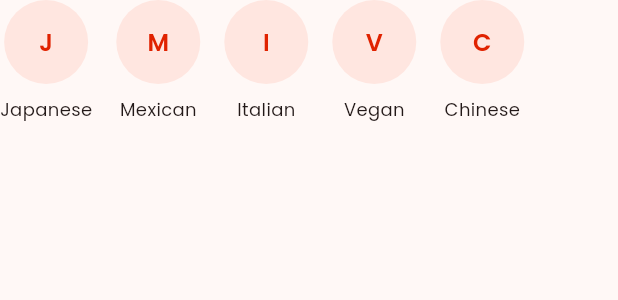
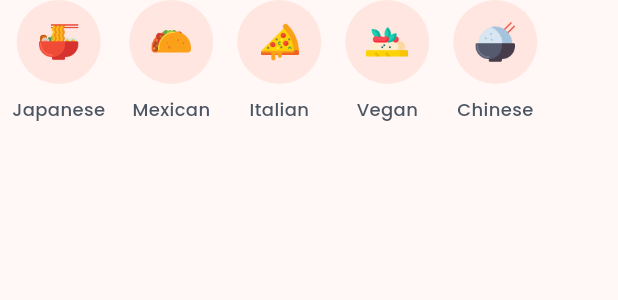
Before and after one commit to ChristinaTUNA/Final_Year_Project, a Flutter app: the HomeCategoryChips widget shown alone on an empty page, opened directly, on a phone screen of 412 x 824 dp. Shown: the top 300 px of the screen. Run offline on Flutter 3.47's test engine with Material 3 defaults, Android fonts, the phone set to English and light mode, and no system bars; our stand-ins replace flutter_riverpod, google_fonts.

Commit message:
Modified home recipe card & category icons

```diff
--- a/CP/lib/views/home/widgets/home_categorychips.dart
+++ b/CP/lib/views/home/widgets/home_categorychips.dart
@@ -8,26 +8,42 @@ class HomeCategoryChips extends StatelessWidget {
   Widget build(BuildContext context) {
     final items = ['Japanese', 'Mexican', 'Italian', 'Vegan', 'Chinese'];
 
+    final icons = [
+      'assets/images/icon_japanese.png',
+      'assets/images/icon_mexican.png',
+      'assets/images/icon_italian.png',
+      'assets/images/icon_vegan.png',
+      'assets/images/icon_chinese.png',
+    ];
+
     return SizedBox(
       height: 88,
       child: ListView.separated(
         scrollDirection: Axis.horizontal,
+        padding: const EdgeInsets.symmetric(horizontal: 8),
         itemBuilder: (context, index) {
           return Column(
             children: [
+              // Circular background for icon
               CircleAvatar(
                 radius: 28,
                 backgroundColor: const Color(0xFFFFE6E0),
-                child: Text(
-                  items[index][0],
-                  style: GoogleFonts.poppins(
-                    color: const Color(0xFFE02200),
-                    fontWeight: FontWeight.w600,
-                  ),
+                child: Image.asset(
+                  icons[index],
+                  height: 28,
+                  fit: BoxFit.contain,
                 ),
               ),
               const SizedBox(height: 8),
-              Text(items[index], style: GoogleFonts.poppins(fontSize: 12)),
+              // Label below icon
+              Text(
+                items[index],
+                style: GoogleFonts.poppins(
+                  fontSize: 12,
+                  fontWeight: FontWeight.w500,
+                  color: const Color(0xFF4B5563),
+                ),
+              ),
             ],
           );
         },
```
Also changed, not shown: CP/lib/viewmodels/home_viewmodel.dart (+4 -4 lines), CP/lib/views/home/home_screen.dart (+18 -1 lines).
